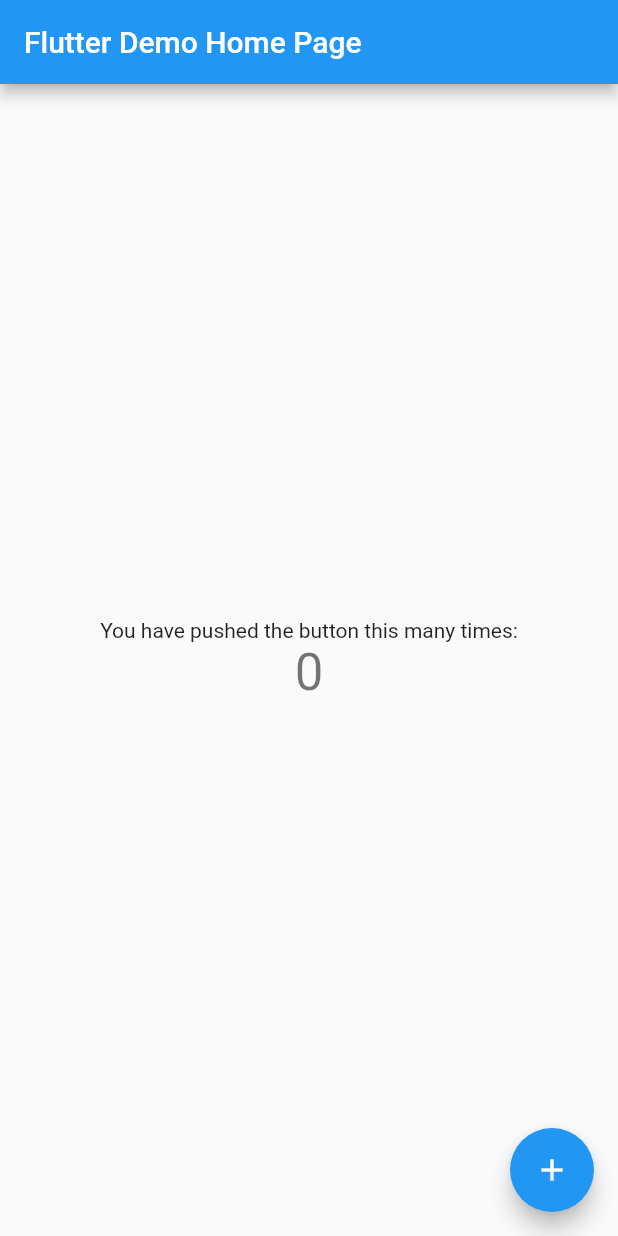
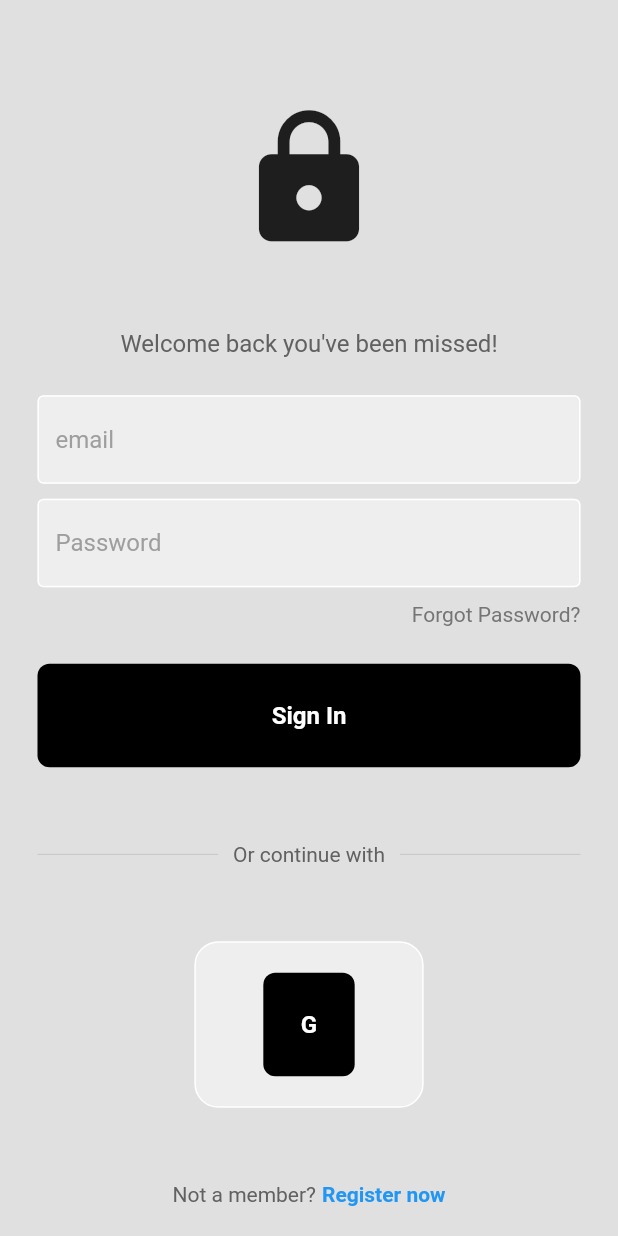
Before and after one commit to akilaanjanadissanayaka/Flutter-stock-management, a Flutter app: the screen it shows after launch, on a phone screen of 412 x 824 dp. Run offline on Flutter 3.47's test engine with Material 2 defaults, Android fonts, the phone set to English and light mode, and no system bars; our stand-ins replace firebase_auth, firebase_core; accounts and stored records are empty.

Commit message:
complete login part using email & password

```diff
--- /dev/null
+++ b/lib/components/my_button.dart
@@ -0,0 +1,32 @@
+import 'package:flutter/material.dart';
+
+class MyButton extends StatelessWidget {
+  final Function()? onTap;
+
+  const MyButton({super.key, required this.onTap});
+
+  @override
+  Widget build(BuildContext context) {
+    return GestureDetector(
+      onTap: onTap,
+      child: Container(
+        padding: const EdgeInsets.all(25),
+        margin: const EdgeInsets.symmetric(horizontal: 25),
+        decoration: BoxDecoration(
+          color: Colors.black,
+          borderRadius: BorderRadius.circular(8),
+        ),
+        child: const Center(
+          child: Text(
+            "Sign In",
+            style: TextStyle(
+              color: Colors.white,
+              fontWeight: FontWeight.bold,
+              fontSize: 16,
+            ),
+          ),
+        ),
+      ),
+    );
+  }
+}
--- /dev/null
+++ b/lib/components/my_button_google.dart
@@ -0,0 +1,32 @@
+import 'package:flutter/material.dart';
+
+class MyButtonG extends StatelessWidget {
+  final Function()? onTap;
+
+  const MyButtonG({super.key, required this.onTap});
+
+  @override
+  Widget build(BuildContext context) {
+    return GestureDetector(
+      onTap: onTap,
+      child: Container(
+        padding: const EdgeInsets.all(25),
+        margin: const EdgeInsets.symmetric(horizontal: 25),
+        decoration: BoxDecoration(
+          color: Colors.black,
+          borderRadius: BorderRadius.circular(8),
+        ),
+        child: const Center(
+          child: Text(
+            "G",
+            style: TextStyle(
+              color: Colors.white,
+              fontWeight: FontWeight.bold,
+              fontSize: 16,
+            ),
+          ),
+        ),
+      ),
+    );
+  }
+}
--- /dev/null
+++ b/lib/components/my_textfield.dart
@@ -0,0 +1,36 @@
+import 'package:flutter/material.dart';
+
+class MyTextField extends StatelessWidget {
+  final controller;
+  final String hintText;
+  final bool obscureText;
+
+  const MyTextField({
+    super.key,
+    required this.controller,
+    required this.hintText,
+    required this.obscureText,
+  });
+
+  @override
+  Widget build(BuildContext context) {
+    return Padding(
+      padding: const EdgeInsets.symmetric(horizontal: 25.0),
+      child: TextField(
+        controller: controller,
+        obscureText: obscureText,
+        decoration: InputDecoration(
+            enabledBorder: const OutlineInputBorder(
+              borderSide: BorderSide(color: Colors.white),
+            ),
+            focusedBorder: OutlineInputBorder(
+              borderSide: BorderSide(color: Colors.grey.shade400),
+            ),
+            fillColor: Colors.grey.shade200,
+            filled: true,
+            hintText: hintText,
+            hintStyle: TextStyle(color: Colors.grey[500])),
+      ),
+    );
+  }
+}
--- /dev/null
+++ b/lib/components/square_tile.dart
@@ -0,0 +1,29 @@
+import 'package:flutter/material.dart';
+import 'package:stock_management/components/my_button_google.dart';
+
+class SquareTile extends StatelessWidget {
+  final String imagePath;
+  const SquareTile({
+    super.key,
+    required this.imagePath,
+  });
+  void signUserInGoogle() {}
+  @override
+  Widget build(BuildContext context) {
+    return Container(
+      padding: EdgeInsets.all(20),
+      decoration: BoxDecoration(
+        border: Border.all(color: Colors.white),
+        borderRadius: BorderRadius.circular(16),
+        color: Colors.grey[200],
+      ),
+      child: MyButtonG(
+                onTap: signUserInGoogle,
+              ),
+      // child: Image.asset(
+      //   imagePath,
+      //   height: 40,
+      // ),
+    );
+  }
+}
--- a/lib/main.dart
+++ b/lib/main.dart
@@ -1,6 +1,8 @@
 import 'package:flutter/material.dart';
 import 'package:firebase_core/firebase_core.dart';
+import 'package:stock_management/pages/auth_page.dart';
 import 'firebase_options.dart';
+import 'pages/login_page.dart';
 
 void main() async {
    WidgetsFlutterBinding.ensureInitialized();
@@ -13,109 +15,11 @@ void main() async {
 class MyApp extends StatelessWidget {
   const MyApp({super.key});
 
-  // This widget is the root of your application.
   @override
   Widget build(BuildContext context) {
     return MaterialApp(
-      title: 'Flutter Demo',
-      theme: ThemeData(
-        // This is the theme of your application.
-        //
-        // Try running your application with "flutter run". You'll see the
-        // application has a blue toolbar. Then, without quitting the app, try
-        // changing the primarySwatch below to Colors.green and then invoke
-        // "hot reload" (press "r" in the console where you ran "flutter run",
-        // or simply save your changes to "hot reload" in a Flutter IDE).
-        // Notice that the counter didn't reset back to zero; the application
-        // is not restarted.
-        primarySwatch: Colors.blue,
-      ),
-      home: const MyHomePage(title: 'Flutter Demo Home Page'),
+      debugShowCheckedModeBanner: false,
+      home: AuthPage(),
     );
   }
 }
-
-class MyHomePage extends StatefulWidget {
-  const MyHomePage({super.key, required this.title});
-
-  // This widget is the home page of your application. It is stateful, meaning
-  // that it has a State object (defined below) that contains fields that affect
-  // how it looks.
-
-  // This class is the configuration for the state. It holds the values (in this
-  // case the title) provided by the parent (in this case the App widget) and
-  // used by the build method of the State. Fields in a Widget subclass are
-  // always marked "final".
-
-  final String title;
-
-  @override
-  State<MyHomePage> createState() => _MyHomePageState();
-}
-
-class _MyHomePageState extends State<MyHomePage> {
-  int _counter = 0;
-
-  void _incrementCounter() {
-    setState(() {
-      // This call to setState tells the Flutter framework that something has
-      // changed in this State, which causes it to rerun the build method below
-      // so that the display can reflect the updated values. If we changed
-      // _counter without calling setState(), then the build method would not be
-      // called again, and so nothing would appear to happen.
-      _counter++;
-    });
-  }
-
-  @override
-  Widget build(BuildContext context) {
-    // This method is rerun every time setState is called, for instance as done
-    // by the _incrementCounter method above.
-    //
-    // The Flutter framework has been optimized to make rerunning build methods
-    // fast, so that you can just rebuild anything that needs updating rather
-    // than having to individually change instances of widgets.
-    return Scaffold(
-      appBar: AppBar(
-        // Here we take the value from the MyHomePage object that was created by
-        // the App.build method, and use it to set our appbar title.
-        title: Text(widget.title),
-      ),
-      body: Center(
-        // Center is a layout widget. It takes a single child and positions it
-        // in the middle of the parent.
-        child: Column(
-          // Column is also a layout widget. It takes a list of children and
-          // arranges them vertically. By default, it sizes itself to fit its
-          // children horizontally, and tries to be as tall as its parent.
-          //
-          // Invoke "debug painting" (press "p" in the console, choose the
-          // "Toggle Debug Paint" action from the Flutter Inspector in Android
-          // Studio, or the "Toggle Debug Paint" command in Visual Studio Code)
-          // to see the wireframe for each widget.
-          //
-          // Column has various properties to control how it sizes itself and
-          // how it positions its children. Here we use mainAxisAlignment to
-          // center the children vertically; the main axis here is the vertical
-          // axis because Columns are vertical (the cross axis would be
-          // horizontal).
-          mainAxisAlignment: MainAxisAlignment.center,
-          children: <Widget>[
-            const Text(
-              'You have pushed the button this many times:',
-            ),
-            Text(
-              '$_counter',
-              style: Theme.of(context).textTheme.headlineMedium,
-            ),
-          ],
-        ),
-      ),
-      floatingActionButton: FloatingActionButton(
-        onPressed: _incrementCounter,
-        tooltip: 'Increment',
-        child: const Icon(Icons.add),
-      ), // This trailing comma makes auto-formatting nicer for build methods.
-    );
-  }
-}
--- /dev/null
+++ b/lib/pages/auth_page.dart
@@ -0,0 +1,30 @@
+import 'package:flutter/material.dart';
+import 'package:firebase_auth/firebase_auth.dart';
+import 'package:stock_management/pages/home_page.dart';
+import 'package:stock_management/pages/login_page.dart';
+
+
+class AuthPage extends StatelessWidget {
+  const AuthPage({Key? key}) : super(key: key);
+
+  @override
+  Widget build(BuildContext context) {
+    return Scaffold(
+      body: StreamBuilder<User?>(
+        stream: FirebaseAuth.instance.authStateChanges(),
+        builder: (context,snapshot){
+          // user is log in
+          if(snapshot.hasData){
+            return HomePage() ;
+          }
+          else{
+            return LoginPage();
+          }
+
+          // user is not log in
+
+        },
+      ),
+    );
+  }
+}
--- /dev/null
+++ b/lib/pages/login_page.dart
@@ -0,0 +1,202 @@
+import 'package:flutter/material.dart';
+import 'package:stock_management/components/my_button.dart';
+import 'package:stock_management/components/my_textfield.dart';
+import 'package:stock_management/components/square_tile.dart';
+import 'package:firebase_auth/firebase_auth.dart';
+
+class LoginPage extends StatefulWidget {
+  LoginPage({super.key});
+
+  @override
+  State<LoginPage> createState() => _LoginPageState();
+}
+
+class _LoginPageState extends State<LoginPage> {
+  // text editing controllers
+  final emailController = TextEditingController();
+
+  final passwordController = TextEditingController();
+
+  // sign user in method
+  void signUserIn() async {
+    showDialog(
+        context: context,
+        builder: (context) {
+          return const Center(
+            child: CircularProgressIndicator(),
+          );
+        });
+    try {
+      final credential = await FirebaseAuth.instance.signInWithEmailAndPassword(
+          email: emailController.text, password: passwordController.text);
+      Navigator.pop(context);
+    } on FirebaseAuthException catch (e) {
+      Navigator.pop(context);
+      if (e.code == 'user-not-found') {
+        print('No user found for that email.');
+        WrongEmailMessage();
+      } else if (e.code == 'wrong-password') {
+        print('Wrong password provided for that user.');
+        WrongPasswordMessage();
+      }
+    }
+    // Navigator.pop(context);
+  }
+
+  void WrongEmailMessage() {
+    showDialog(
+        context: context,
+        builder: (context) {
+          return const AlertDialog(
+            title: Text("Incorrect Email"),
+          );
+        });
+  }
+
+  void WrongPasswordMessage() {
+    showDialog(
+        context: context,
+        builder: (context) {
+          return const AlertDialog(
+            title: Text("Incorrect Password"),
+          );
+        });
+  }
+
+  @override
+  Widget build(BuildContext context) {
+    return Scaffold(
+      backgroundColor: Colors.grey[300],
+      body: SafeArea(
+        child: Center(
+          child: Column(
+            mainAxisAlignment: MainAxisAlignment.center,
+            children: [
+              const SizedBox(height: 50),
+
+              // logo
+              const Icon(
+                Icons.lock,
+                size: 100,
+              ),
+
+              const SizedBox(height: 50),
+
+              // welcome back, you've been missed!
+              Text(
+                'Welcome back you\'ve been missed!',
+                style: TextStyle(
+                  color: Colors.grey[700],
+                  fontSize: 16,
+                ),
+              ),
+
+              const SizedBox(height: 25),
+
+              // email textfield
+              MyTextField(
+                controller: emailController,
+                hintText: 'email',
+                obscureText: false,
+              ),
+
+              const SizedBox(height: 10),
+
+              // password textfield
+              MyTextField(
+                controller: passwordController,
+                hintText: 'Password',
+                obscureText: true,
+              ),
+
+              const SizedBox(height: 10),
+
+              // forgot password?
+              Padding(
+                padding: const EdgeInsets.symmetric(horizontal: 25.0),
+                child: Row(
+                  mainAxisAlignment: MainAxisAlignment.end,
+                  children: [
+                    Text(
+                      'Forgot Password?',
+                      style: TextStyle(color: Colors.grey[600]),
+                    ),
+                  ],
+                ),
+              ),
+
+              const SizedBox(height: 25),
+
+              // sign in button
+              MyButton(
+                onTap: signUserIn,
+              ),
+
+              const SizedBox(height: 50),
+
+              // or continue with
+              Padding(
+                padding: const EdgeInsets.symmetric(horizontal: 25.0),
+                child: Row(
+                  children: [
+                    Expanded(
+                      child: Divider(
+                        thickness: 0.5,
+                        color: Colors.grey[400],
+                      ),
+                    ),
+                    Padding(
+                      padding: const EdgeInsets.symmetric(horizontal: 10.0),
+                      child: Text(
+                        'Or continue with',
+                        style: TextStyle(color: Colors.grey[700]),
+                      ),
+                    ),
+                    Expanded(
+                      child: Divider(
+                        thickness: 0.5,
+                        color: Colors.grey[400],
+                      ),
+                    ),
+                  ],
+                ),
+              ),
+
+              const SizedBox(height: 50),
+
+              // google + apple sign in buttons
+              Row(
+                mainAxisAlignment: MainAxisAlignment.center,
+                children: const [
+                  // google button
+                  SquareTile(imagePath: 'lib/images/google.png'),
+                ],
+              ),
+
+              const SizedBox(height: 50),
+
+              // not a member? register now
+              Row(
+                mainAxisAlignment: MainAxisAlignment.center,
+                children: [
+                  Text(
+                    'Not a member?',
+                    style: TextStyle(color: Colors.grey[700]),
+                  ),
+                  const SizedBox(width: 4),
+                  const Text(
+                    'Register now',
+                    style: TextStyle(
+                      color: Colors.blue,
+                      fontWeight: FontWeight.bold,
+                    ),
+                  ),
+                ],
+              )
+            ],
+          ),
+        ),
+      ),
+    );
+  }
+}
--- a/pubspec.yaml
+++ b/pubspec.yaml
@@ -69,8 +69,8 @@ flutter:
   uses-material-design: true
 
   # To add assets to your application, add an assets section, like this:
-  # assets:
-  #   - images/a_dot_burr.jpeg
+  assets:
+    - lib/images/
   #   - images/a_dot_ham.jpeg
 
   # An image asset can refer to one or more resolution-specific "variants", see
```
Also changed, not shown: lib/pages/home_page.dart (added, +21 -0 lines), lib/signup.dart (deleted, +0 -223 lines), lib/images/apple.png (added), lib/images/google.png (added), pubspec.lock.
